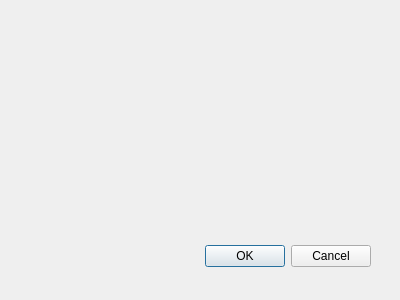
ArsMasiuk/DPSE, file dpss/src/common/CNewAttributeDialog.ui: the form before one commit.
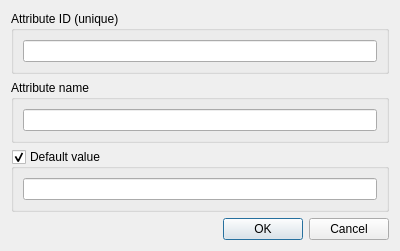
The form after the commit.

Commit message: attr continued

The edit to the form file:
```diff
--- a/dpss/src/common/CNewAttributeDialog.ui
+++ b/dpss/src/common/CNewAttributeDialog.ui
@@ -9,21 +9,54 @@
     <x>0</x>
     <y>0</y>
     <width>400</width>
-    <height>300</height>
+    <height>218</height>
    </rect>
   </property>
   <property name="windowTitle">
    <string>Dialog</string>
   </property>
+  <layout class="QVBoxLayout" name="verticalLayout">
+   <item>
+    <widget class="QGroupBox" name="groupBox">
+     <property name="title">
+      <string>Attribute ID (unique)</string>
+     </property>
+     <layout class="QHBoxLayout" name="horizontalLayout">
+      <item>
+       <widget class="QLineEdit" name="AttrID"/>
+      </item>
+     </layout>
+    </widget>
+   </item>
+   <item>
+    <widget class="QGroupBox" name="groupBox_2">
+     <property name="title">
+      <string>Attribute name</string>
+     </property>
+     <layout class="QHBoxLayout" name="horizontalLayout_2">
+      <item>
+       <widget class="QLineEdit" name="AttrName"/>
+      </item>
+     </layout>
+    </widget>
+   </item>
+   <item>
+    <widget class="QGroupBox" name="ValueGB">
+     <property name="title">
+      <string>Default value</string>
+     </property>
+     <property name="checkable">
+      <bool>true</bool>
+     </property>
+     <layout class="QHBoxLayout" name="horizontalLayout_3">
+      <item>
+       <widget class="QLineEdit" name="AttrValue"/>
+      </item>
+     </layout>
+    </widget>
+   </item>
+   <item>
   <widget class="QDialogButtonBox" name="buttonBox">
-   <property name="geometry">
-    <rect>
-     <x>30</x>
-     <y>240</y>
-     <width>341</width>
-     <height>32</height>
-    </rect>
-   </property>
    <property name="orientation">
     <enum>Qt::Horizontal</enum>
    </property>
@@ -31,6 +64,8 @@
     <set>QDialogButtonBox::Cancel|QDialogButtonBox::Ok</set>
    </property>
   </widget>
+   </item>
+  </layout>
  </widget>
  <pixmapfunction/>
  <resources/>
```
Left out of the diff: 7 changed lines with no effect on the pictures. Lines whose indentation alone changed are shown as unchanged. The commit also changes 44 other files.
